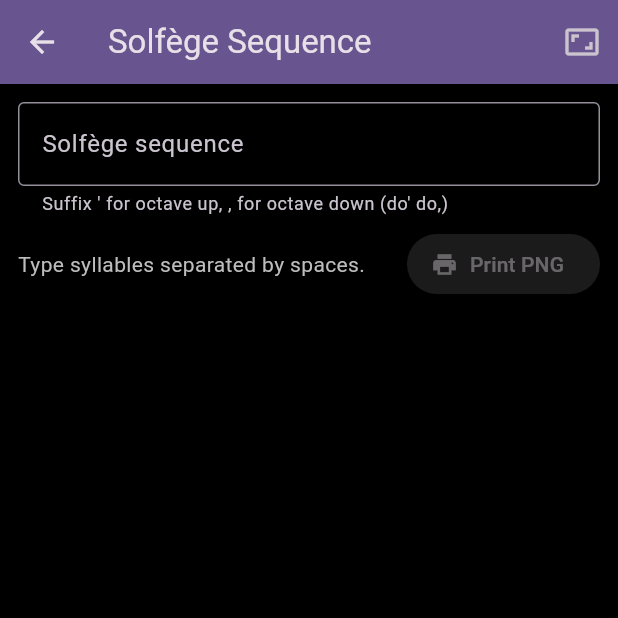
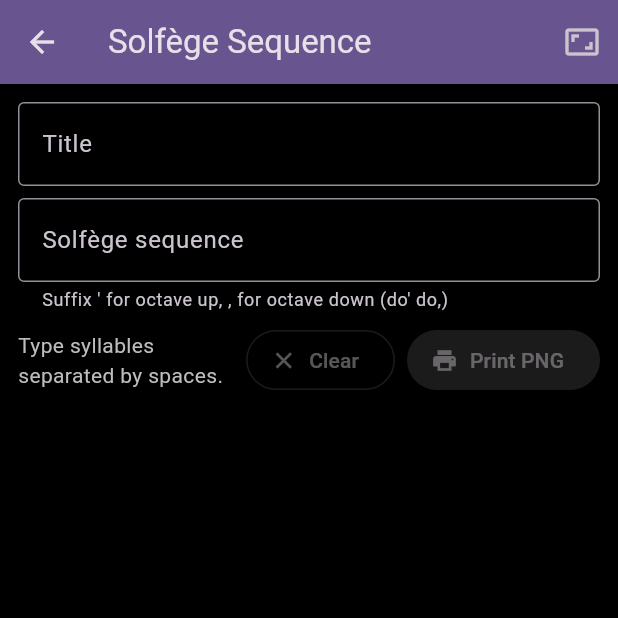
Before and after one commit to quocketman/holistic_ear_training_suite, a Flutter app: the SolfegeSequenceScreen screen opened directly, on a phone screen of 412 x 824 dp, the top half of it. Run offline on Flutter 3.47's test engine with Material 3 defaults, Android fonts, the phone set to English and light mode, and no system bars; our stand-ins replace flutter_svg, google_fonts, hive_flutter, just_audio, web; missing offline and left inert: dart:js_interop, flutter_soloud; accounts and stored records are empty.

Commit message:
Polish sequence visualizer: title, clear, spacers, fixed window
- Fixed 1920x1080 non-resizable macOS window
- Title field at top of canvas, used for PNG filename
- CLEAR button to reset title and solfège input
- Underscore (_) inserts blank spacer the width of a hex token
  (multiple underscores for wider gaps between phrases)
- White text with Source Sans 3 font (via google_fonts package)
- Live preview fits available screen space

Co-Authored-By: Claude Opus 4.6 (1M context) <noreply@anthropic.com>

```diff
--- a/lib/screens/solfege_sequence_screen.dart
+++ b/lib/screens/solfege_sequence_screen.dart
@@ -13,6 +13,7 @@ class SolfegeSequenceScreen extends StatefulWidget {
 
 class _SolfegeSequenceScreenState extends State<SolfegeSequenceScreen> {
   final _controller = TextEditingController();
+  final _titleController = TextEditingController();
   final _canvasKey = GlobalKey();
 
   SolfegeParseResult _parsed = const SolfegeParseResult(
@@ -25,6 +26,7 @@ class _SolfegeSequenceScreenState extends State<SolfegeSequenceScreen> {
   @override
   void dispose() {
     _controller.dispose();
+    _titleController.dispose();
     super.dispose();
   }
 
@@ -45,18 +47,19 @@ class _SolfegeSequenceScreenState extends State<SolfegeSequenceScreen> {
     if (_parsed.notes.isEmpty || _exporting) return;
     setState(() => _exporting = true);
     try {
+      // Use title for filename, falling back to generic prefix.
+      final title = _titleController.text.trim();
+      final prefix = title.isNotEmpty
+          ? title.replaceAll(RegExp(r'[^\w\s-]'), '').replaceAll(RegExp(r'\s+'), '_')
+          : 'solfege_sequence';
       final destination = await exportRepaintBoundaryToPng(
         boundaryKey: _canvasKey,
-        filenamePrefix: 'solfege_sequence',
+        filenamePrefix: prefix,
       );
       if (!mounted) return;
       ScaffoldMessenger.of(context).showSnackBar(
         SnackBar(content: Text('Saved: $destination')),
       );
-      _controller.clear();
-      setState(() {
-        _parsed = const SolfegeParseResult(notes: [], unrecognized: []);
-      });
     } catch (e) {
       if (!mounted) return;
       ScaffoldMessenger.of(context).showSnackBar(
@@ -65,6 +68,14 @@ class _SolfegeSequenceScreenState extends State<SolfegeSequenceScreen> {
     } finally {
       if (mounted) setState(() => _exporting = false);
     }
+  }
+
+  void _clear() {
+    _controller.clear();
+    _titleController.clear();
+    setState(() {
+      _parsed = const SolfegeParseResult(notes: [], unrecognized: []);
+    });
   }
 
   @override
@@ -106,6 +117,16 @@ class _SolfegeSequenceScreenState extends State<SolfegeSequenceScreen> {
               crossAxisAlignment: CrossAxisAlignment.stretch,
               children: [
                 TextField(
+                  controller: _titleController,
+                  decoration: const InputDecoration(
+                    border: OutlineInputBorder(),
+                    labelText: 'Title',
+                    hintText: 'e.g. Mary Had a Little Lamb',
+                  ),
+                  onChanged: (_) => setState(() {}),
+                ),
+                const SizedBox(height: 8),
+                TextField(
                   controller: _controller,
                   onChanged: _onInputChanged,
                   decoration: const InputDecoration(
@@ -130,6 +151,15 @@ class _SolfegeSequenceScreenState extends State<SolfegeSequenceScreen> {
                         ),
                       ),
                     ),
+                    const SizedBox(width: 8),
+                    OutlinedButton.icon(
+                      onPressed: _parsed.notes.isEmpty && _titleController.text.isEmpty
+                          ? null
+                          : _clear,
+                      icon: const Icon(Icons.clear),
+                      label: const Text('Clear'),
+                    ),
+                    const SizedBox(width: 8),
                     FilledButton.icon(
                       onPressed:
                           _parsed.notes.isEmpty || _exporting ? null : _print,
@@ -157,6 +187,7 @@ class _SolfegeSequenceScreenState extends State<SolfegeSequenceScreen> {
                     layout: layout,
                     tokenSize: 50.0,
                     fitToSize: Size(constraints.maxWidth - 24, constraints.maxHeight - 24),
+                    title: _titleController.text.trim(),
                   ),
                 );
               },
@@ -172,6 +203,7 @@ class _SolfegeSequenceScreenState extends State<SolfegeSequenceScreen> {
                 child: SolfegeSequenceCanvas(
                   notes: _parsed.notes,
                   layout: layout,
+                  title: _titleController.text.trim(),
                 ),
               ),
             ),
--- a/lib/widgets/solfege_hex_token.dart
+++ b/lib/widgets/solfege_hex_token.dart
@@ -1,5 +1,6 @@
 import 'package:flutter/material.dart';
 import 'package:flutter_svg/flutter_svg.dart';
+import 'package:google_fonts/google_fonts.dart';
 import '../models/tone_token_colors.dart';
 
 /// Static hexagonal token rendered from a raw solfège label and chromatic
@@ -48,10 +49,10 @@ class SolfegeHexToken extends StatelessWidget {
           // Colored text.
           Text(
             label,
-            style: TextStyle(
+            style: GoogleFonts.sourceSans3(
               fontSize: size * 0.3,
               fontWeight: FontWeight.bold,
-              color: hexColor,
+              color: Colors.white,
             ),
             textAlign: TextAlign.center,
           ),
--- a/lib/widgets/solfege_sequence_canvas.dart
+++ b/lib/widgets/solfege_sequence_canvas.dart
@@ -21,6 +21,7 @@ class SolfegeSequenceCanvas extends StatelessWidget {
   final List<SolfegeNote> notes;
   final CanvasLayout layout;
   final double tokenSize;
+  final String? title;
 
   /// When provided, the canvas renders at this size instead of the fixed
   /// layout pixel dimensions. Used for the live on-screen preview.
@@ -32,18 +33,38 @@ class SolfegeSequenceCanvas extends StatelessWidget {
     required this.layout,
     this.tokenSize = 80.0,
     this.fitToSize,
+    this.title,
   });
 
   @override
   Widget build(BuildContext context) {
     final size = fitToSize ?? layout.pixelSize;
+    final isPreview = fitToSize != null;
+    final titleFontSize = isPreview ? 20.0 : 48.0;
 
     return Container(
       width: size.width,
       height: size.height,
       color: Colors.black,
       child: Stack(
-        children: _positionedTokens(size),
+        children: [
+          if (title != null && title!.isNotEmpty)
+            Positioned(
+              top: isPreview ? 8 : 24,
+              left: 0,
+              right: 0,
+              child: Text(
+                title!,
+                textAlign: TextAlign.center,
+                style: TextStyle(
+                  fontSize: titleFontSize,
+                  fontWeight: FontWeight.bold,
+                  color: Colors.white,
+                ),
+              ),
+            ),
+          ..._positionedTokens(size),
+        ],
       ),
     );
   }
@@ -56,6 +77,7 @@ class SolfegeSequenceCanvas extends StatelessWidget {
     final tokens = <Widget>[];
     for (var i = 0; i < notes.length; i++) {
       final n = notes[i];
+      if (n.isSpacer) continue; // spacers take up position space but render nothing
       final p = positions[i];
       tokens.add(Positioned(
         left: p.dx - tokenSize / 2,
@@ -74,8 +96,14 @@ class SolfegeSequenceCanvas extends StatelessWidget {
 
   List<Offset> _computePositions(Size canvas) {
     final chromatics = notes.map((n) => n.totalChromatic).toList();
-    final minC = chromatics.reduce((a, b) => a < b ? a : b);
-    final maxC = chromatics.reduce((a, b) => a > b ? a : b);
+    // Only real notes affect pitch range (not spacers).
+    final realChromatics = [
+      for (var i = 0; i < notes.length; i++)
+        if (!notes[i].isSpacer) chromatics[i],
+    ];
+    if (realChromatics.isEmpty) return List.filled(notes.length, Offset.zero);
+    final minC = realChromatics.reduce((a, b) => a < b ? a : b);
+    final maxC = realChromatics.reduce((a, b) => a > b ? a : b);
     final pitchSpan = (maxC - minC) * tokenSize;
 
     final timeAxisLength = layout == CanvasLayout.horizontal
--- a/pubspec.yaml
+++ b/pubspec.yaml
@@ -33,6 +33,7 @@ dependencies:
   # Local storage (works on mobile, desktop, and web)
   hive: ^2.2.3
   hive_flutter: ^1.1.0
+  google_fonts: ^8.0.2
 
 dev_dependencies:
   flutter_test:
```
Also changed, not shown: lib/utils/solfege_parser.dart (+20 -1 lines), pubspec.lock, 1 other file.
